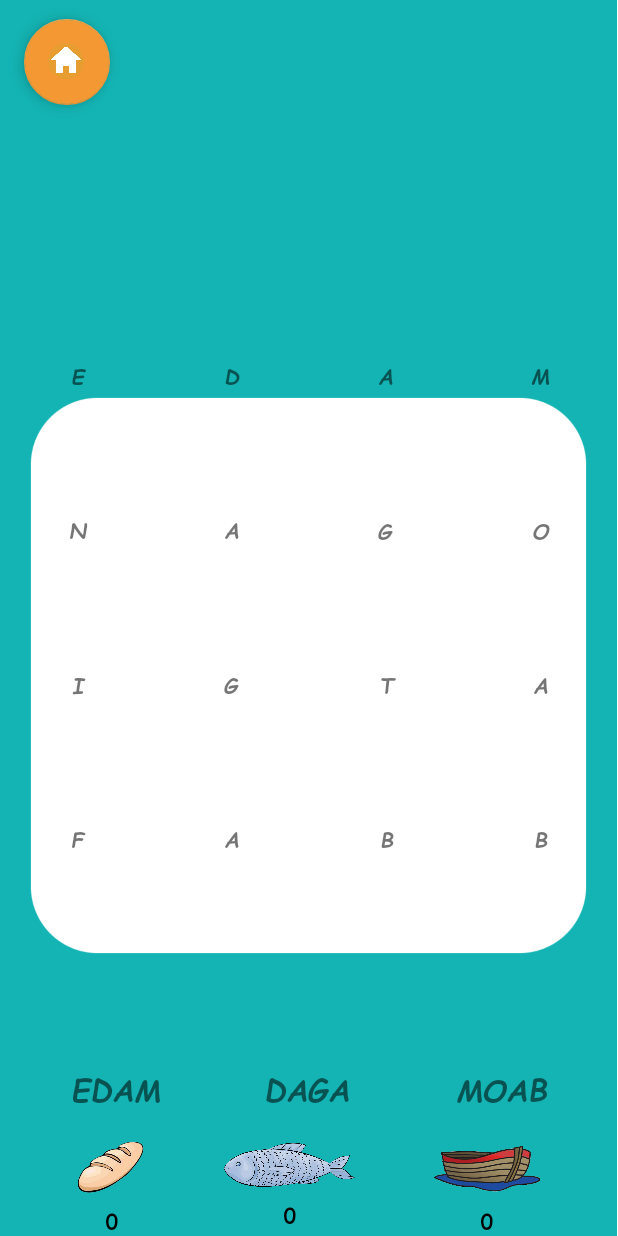
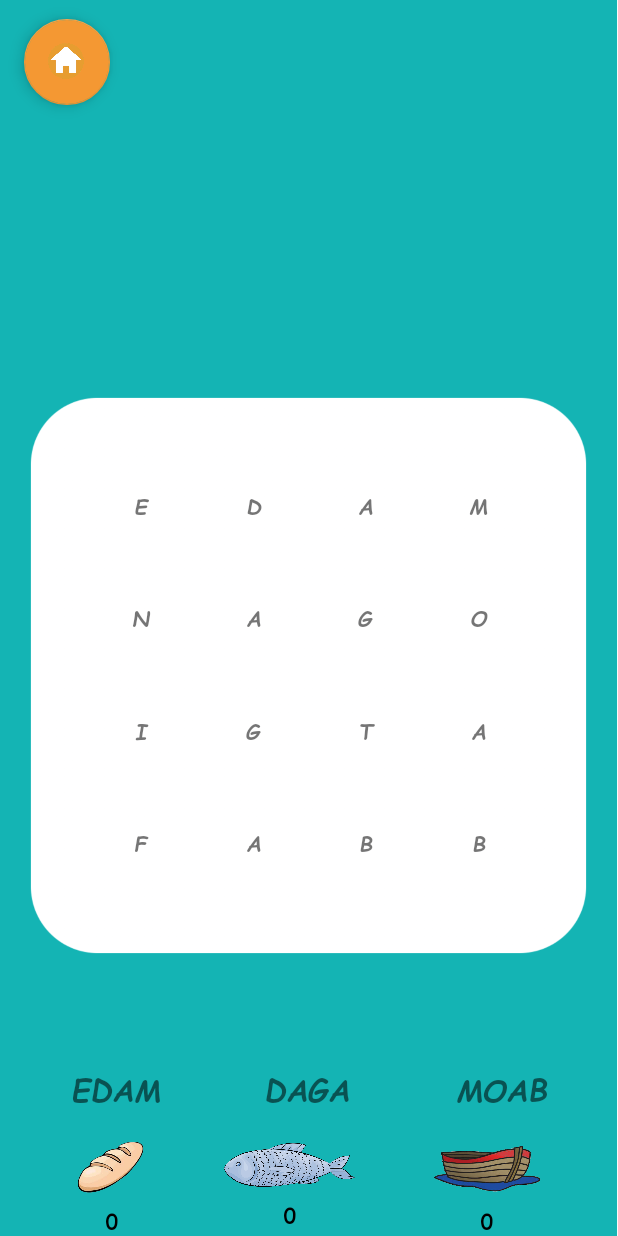
Before and after one commit to donaldrshade/bible-word-find-kriol, an Android app: the puzzleActivity screen opened directly, with no data from a screen before it, on a phone screen of 412 x 824 dp. Run offline under Robolectric (Android 15) with nearby library versions, the phone set to English and light mode, and no system bars.

Commit message:
Working canvas (WIP)

```diff
--- a/android/app/src/main/java/org/lightsys/kriolbiblewordfind/puzzleActivity.kt
+++ b/android/app/src/main/java/org/lightsys/kriolbiblewordfind/puzzleActivity.kt
@@ -61,6 +61,8 @@ class puzzleActivity : AppCompatActivity() {
 
         val gridSizer = findViewById<ConstraintLayout>(R.id.gridSizer)
         val cset = ConstraintSet()
+
+
 
         var params = LayoutParams(
             gridSizer.layoutParams.width,
--- a/android/app/src/main/res/layout/activity_puzzle.xml
+++ b/android/app/src/main/res/layout/activity_puzzle.xml
@@ -59,8 +59,8 @@
 
     <androidx.constraintlayout.widget.ConstraintLayout
         android:id="@+id/gridSizer"
-        android:layout_width="0dp"
-        android:layout_height="0dp"
+        android:layout_width="300dp"
+        android:layout_height="300dp"
         android:scaleType="center"
         app:layout_constraintBottom_toTopOf="@id/wordBankScroller"
         app:layout_constraintEnd_toEndOf="parent"
```
